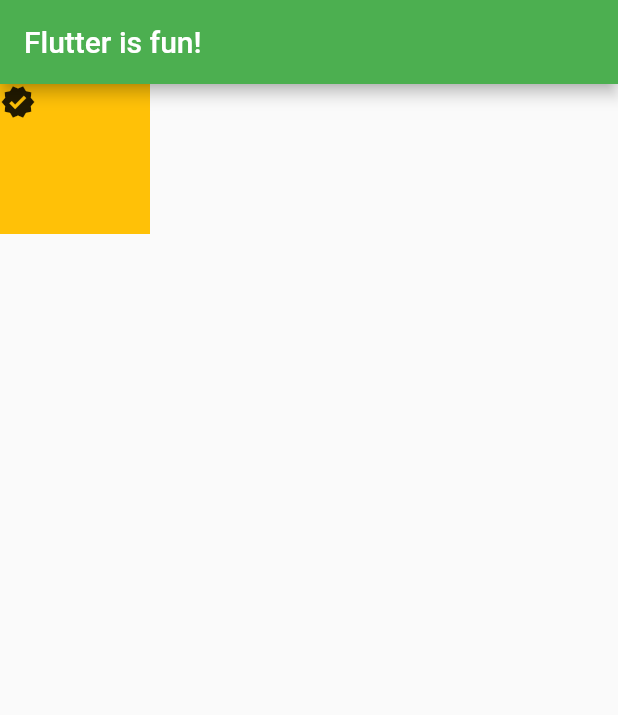
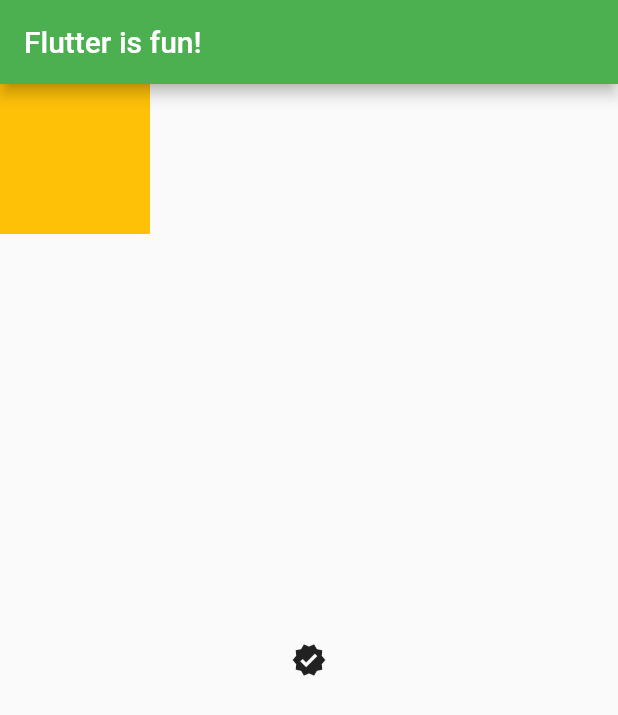
Before and after one commit to gTambo/flutter-starter, a Flutter app: the screen it shows after launch, on a phone screen of 412 x 824 dp. Shown: the top 715 px of the screen. Run offline on Flutter 3.47's test engine with Material 2 defaults, Android fonts, the phone set to English and light mode, and no system bars.

Commit message:
use align widget

```diff
--- a/lib/main.dart
+++ b/lib/main.dart
@@ -22,7 +22,10 @@ class MyApp extends StatelessWidget {
               width: 100,
               height: 100,
             ),
-            const Icon(Icons.verified)
+            const Align(
+              alignment: Alignment.center,
+              child: Icon(Icons.verified),
+            )
           ],
         ),
       ),
```
